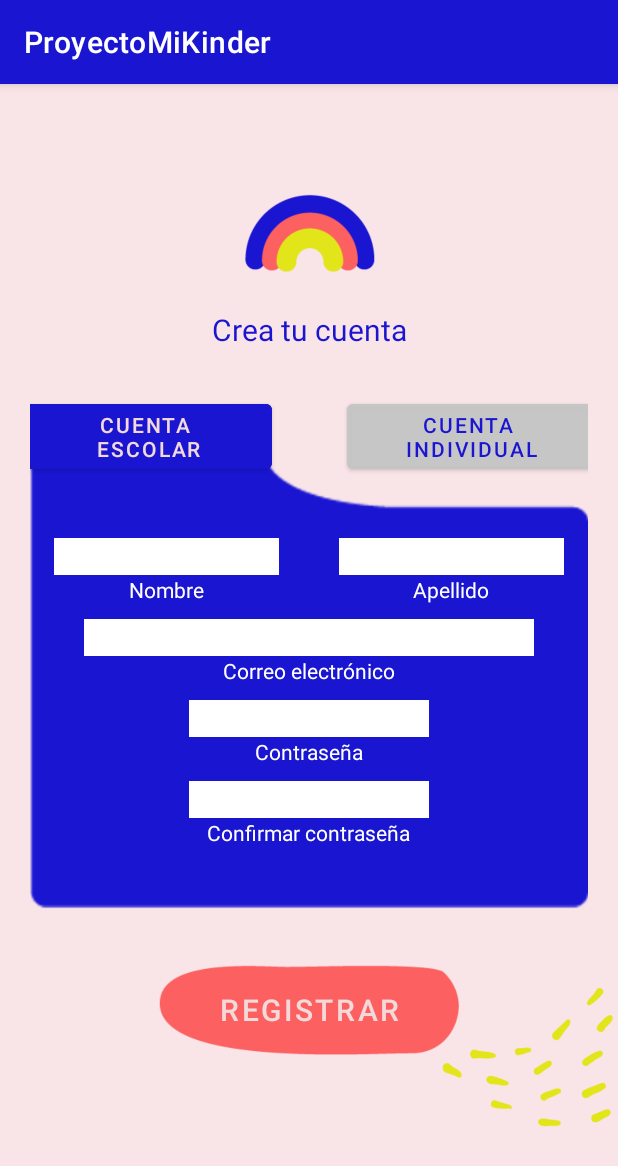
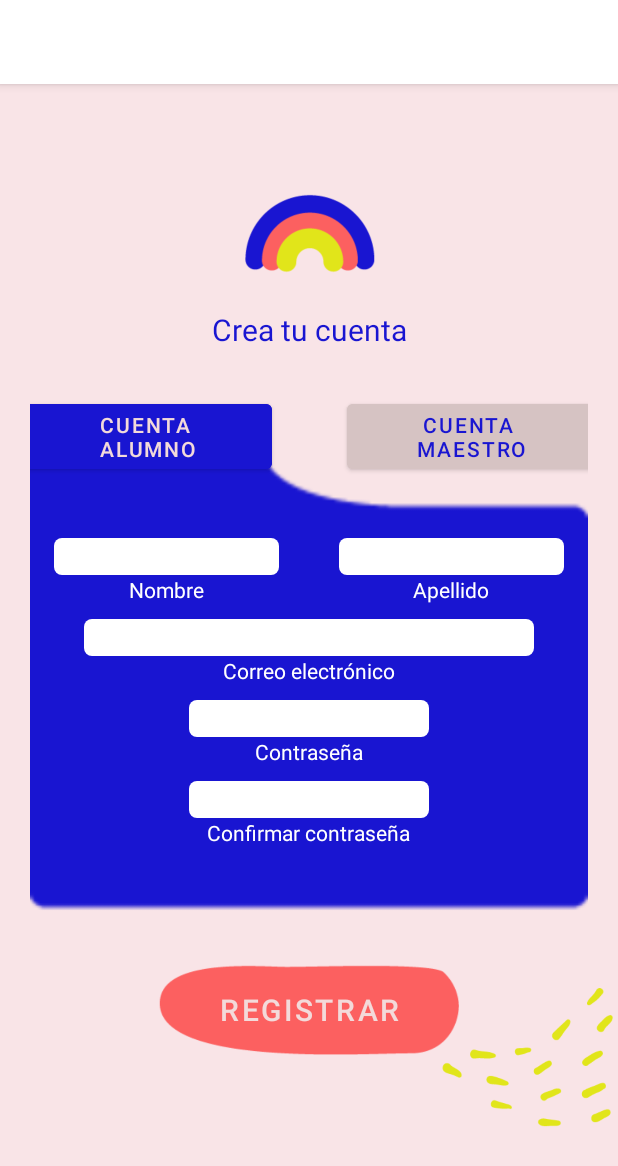
Before and after one commit to Nosequep/proyectoMiKinder, an Android app: the RegisterActivity screen opened directly, with no data from a screen before it, on a phone screen of 412 x 824 dp. Shown: the top 1166 px of the screen. Run offline under Robolectric (Android 15) with nearby library versions, the phone set to English and light mode, and no system bars; our stand-ins replace Firebase (no records; nobody signed in at launch, a user with empty details on screens opened directly).

Commit message:
Detalles login

```diff
--- a/app/src/main/res/drawable/et_rounded.xml
+++ b/app/src/main/res/drawable/et_rounded.xml
@@ -1,11 +1,5 @@
 <?xml version="1.0" encoding="utf-8"?>
-<shape xmlns:android="http://schemas.android.com/apk/res/android"
-    android:shape="ring"
-    android:innerRadius="0dp"
-    android:thicknessRatio="1.9"
-    android:useLevel="false"
-    android:padding="1dp">
+<shape xmlns:android="http://schemas.android.com/apk/res/android">
+    <corners android:radius="5dp"/>
     <solid android:color="#ffffff"/>
-    <corners
-        android:radius="5dp"/>
 </shape>
--- a/app/src/main/res/layout/activity_register.xml
+++ b/app/src/main/res/layout/activity_register.xml
@@ -30,33 +30,35 @@
                 android:textSize="20sp"/>
 
             <LinearLayout
+                android:id="@+id/l_contenido"
                 android:layout_width="match_parent"
                 android:layout_height="380dp"
                 android:orientation="vertical"
                 android:layout_marginLeft="20dp"
                 android:layout_marginRight="20dp"
-                android:background="@drawable/fondocampos2">
+                android:background="@drawable/bloqueazul06">
                 <LinearLayout
                     android:layout_width="match_parent"
                     android:layout_height="wrap_content"
                     android:orientation="horizontal"
                     android:gravity="center">
                     <Button
-                        android:id="@+id/button"
+                        android:id="@+id/b_alumno"
                         android:layout_width="165dp"
                         android:layout_height="wrap_content"
-                        android:text="Cuenta \nEscolar"
+                        android:text="Cuenta \nAlumno"
                         android:layout_marginRight="50dp"
                         android:backgroundTint="@color/azul"
+
                         />
 
                     <Button
-                        android:id="@+id/button2"
+                        android:id="@+id/b_maestro"
                         android:layout_width="165dp"
                         android:layout_height="wrap_content"
-                        android:text="Cuenta \nIndividual"
+                        android:text="Cuenta \nMaestro"
                         android:textColor="@color/azul"
-                        android:backgroundTint="#c6c6c6c6"/>
+                        android:backgroundTint="#d6c3c3"/>
                 </LinearLayout>
                 <LinearLayout
                     android:layout_width="match_parent"
@@ -71,11 +73,13 @@
                         android:orientation="vertical"
                         android:gravity="center">
                         <EditText
+                            android:paddingLeft="2dp"
                             android:id="@+id/et_nombre"
                             android:layout_width="150dp"
                             android:layout_height="wrap_content"
                             android:background="@drawable/et_rounded"/>
                         <TextView
+                            android:id="@+id/tv_nombre"
                             android:layout_width="wrap_content"
                             android:layout_height="wrap_content"
                             android:text="@string/campo_nombre"
@@ -87,11 +91,13 @@
                         android:orientation="vertical"
                         android:gravity="center">
                         <EditText
+                            android:paddingLeft="2dp"
                             android:id="@+id/et_apellido"
                             android:layout_width="150dp"
                             android:layout_height="wrap_content"
                             android:background="@drawable/et_rounded"/>
                         <TextView
+                            android:id="@+id/tv_apellido"
                             android:layout_width="wrap_content"
                             android:layout_height="wrap_content"
                             android:text="@string/campo_apellido"
@@ -105,11 +111,13 @@
                     android:orientation="vertical"
                     android:gravity="center">
                     <EditText
+                        android:paddingLeft="2dp"
                         android:id="@+id/et_correo"
                         android:layout_width="300dp"
                         android:layout_height="wrap_content"
                         android:background="@drawable/et_rounded"/>
                     <TextView
+                        android:id="@+id/tv_correo"
                         android:layout_width="wrap_content"
                         android:layout_height="wrap_content"
                         android:text="@string/campo_correo"
@@ -125,8 +133,10 @@
                         android:id="@+id/et_contrasenia1"
                         android:layout_width="160dp"
                         android:layout_height="wrap_content"
+                        android:paddingLeft="2dp"
                         android:background="@drawable/et_rounded"/>
                     <TextView
+                        android:id="@+id/tv_contrasenia1"
                         android:layout_width="wrap_content"
                         android:layout_height="wrap_content"
                         android:textColor="@color/white"
@@ -138,12 +148,16 @@
                     android:layout_marginTop="@dimen/campos_texto_margin"
                     android:orientation="vertical"
                     android:gravity="center">
+
                     <EditText
                         android:id="@+id/et_contrasenia2"
                         android:layout_width="160dp"
                         android:layout_height="wrap_content"
-                        android:background="@drawable/et_rounded"/>
+                        android:paddingLeft="2dp"
+                        android:background="@drawable/et_rounded" />
+
                     <TextView
+                        android:id="@+id/tv_contrasenia2"
                         android:layout_width="wrap_content"
                         android:layout_height="wrap_content"
                         android:text="@string/campo_contrasenia2"
--- a/app/src/main/res/values/colors.xml
+++ b/app/src/main/res/values/colors.xml
@@ -13,6 +13,8 @@
     <color name="amarillo">#e2cd0c</color>
     <color name="rojo">#fc6060</color>
     <color name="rosa">#f3dada</color>
+    <color name="gris_rosa">#d6c3c3</color>
+
 
 
 
--- a/app/src/main/res/values/themes.xml
+++ b/app/src/main/res/values/themes.xml
@@ -2,7 +2,7 @@
     <!-- Base application theme. -->
     <style name="Theme.ProyectoMiKinder" parent="Theme.MaterialComponents.DayNight.DarkActionBar">
         <!-- Primary brand color. -->
-        <item name="colorPrimary">@color/azul</item>
+        <item name="colorPrimary">@color/white</item>
         <item name="colorPrimaryVariant">@color/rosa</item>
         <item name="colorOnPrimary">@color/rosa</item>
         <!-- Secondary brand color. -->
```
Also changed, not shown: app/src/main/java/valera/jesus/proyectomikinder/RegisterActivity.kt (+32 -1 lines), app/src/main/res/drawable/bloqueazul06.png (added), app/src/main/res/drawable/bloquegrisl06.png (added), app/src/main/res/drawable/fondocampos.png (deleted), app/src/main/res/drawable/fondocampos2.png (deleted).
